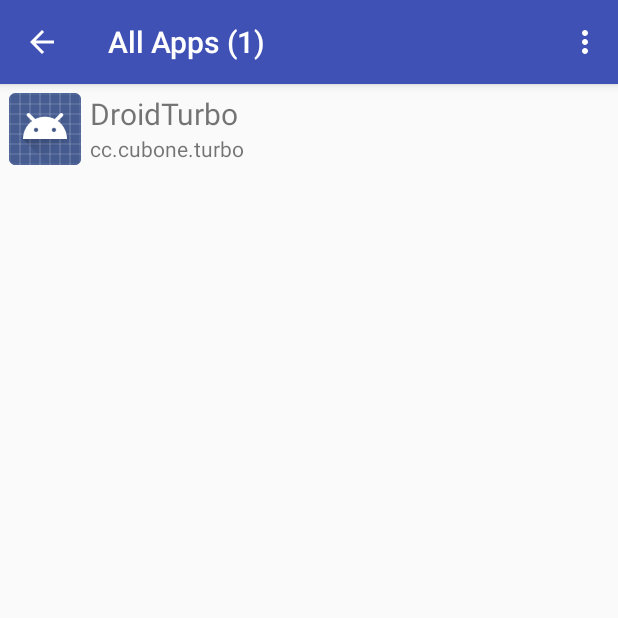
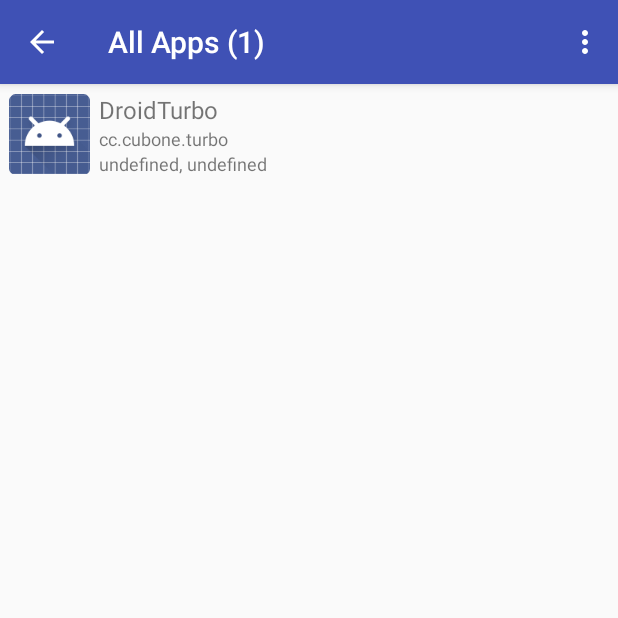
Before and after one commit to joinAero/DroidTurbo, an Android app: the AllAppsActivity screen opened directly, with no data from a screen before it, on a phone screen of 412 x 824 dp, the top half of it. Run offline under Robolectric (Android 15) with nearby library versions, the phone set to English and light mode, and no system bars.

Commit message:
add info view for app card

```diff
--- a/app/src/main/java/cc/cubone/turbo/model/AppCard.java
+++ b/app/src/main/java/cc/cubone/turbo/model/AppCard.java
@@ -6,19 +6,15 @@
 public class AppCard extends DataCard<ApplicationInfo> {
 
     public enum Type {
-        Undefined,
-        User,
-        System
+        UNDEFINED, USER, SYSTEM,
     }
 
     public enum State {
-        Undefined,
-        Dead,
-        Running
+        UNDEFINED, DEAD, RUNNING,
     }
 
-    private Type mType = Type.Undefined;
-    private State mState = State.Undefined;
+    private Type mType = Type.UNDEFINED;
+    private State mState = State.UNDEFINED;
 
     public AppCard(String title, String description, Drawable drawable, ApplicationInfo info) {
         super(title, description, drawable, info);
--- a/app/src/main/java/cc/cubone/turbo/view/AppCardRecyclerViewAdapter.java
+++ b/app/src/main/java/cc/cubone/turbo/view/AppCardRecyclerViewAdapter.java
@@ -1,5 +1,6 @@
 package cc.cubone.turbo.view;
 
+import android.annotation.SuppressLint;
 import android.support.annotation.LayoutRes;
 import android.support.annotation.NonNull;
 import android.view.View;
@@ -28,8 +29,11 @@
         bindInfo(appCard, holder.infoView);
     }
 
+    @SuppressLint("SetTextI18n")
     private void bindInfo(AppCard appCard, TextView infoView) {
         if (infoView == null) return;
+        infoView.setText(appCard.getType().name().toLowerCase()
+                + ", " + appCard.getState().name().toLowerCase());
     }
 
     public static class ViewHolder extends CardRecyclerViewAdapter.ViewHolder {
@@ -38,7 +42,7 @@
 
         public ViewHolder(View itemView) {
             super(itemView);
-            infoView = (TextView) itemView.findViewById(R.id.title);
+            infoView = (TextView) itemView.findViewById(R.id.info);
         }
     }
 }
--- a/app/src/main/res/layout/item_app.xml
+++ b/app/src/main/res/layout/item_app.xml
@@ -1,24 +1,24 @@
 <?xml version="1.0" encoding="utf-8"?>
 <GridLayout xmlns:android="http://schemas.android.com/apk/res/android"
     android:layout_width="match_parent"
-    android:layout_height="60dp"
+    android:layout_height="66dp"
     android:foreground="?android:attr/selectableItemBackground"
     android:padding="6dp"
     android:columnCount="2">
 
     <ImageView
         android:id="@+id/image"
-        android:layout_width="48dp"
-        android:layout_height="48dp"
+        android:layout_width="54dp"
+        android:layout_height="54dp"
         android:layout_gravity="center"
         android:layout_marginRight="6dp"
         android:layout_marginEnd="6dp"
-        android:layout_rowSpan="2" />
+        android:layout_rowSpan="3" />
 
     <TextView
         android:id="@+id/title"
         android:layout_gravity="fill"
-        android:textSize="20sp"
+        android:textSize="16sp"
         android:singleLine="true"
         android:ellipsize="end"
         android:text="Title" />
@@ -26,6 +26,7 @@
     <TextView
         android:id="@+id/desc"
         android:layout_gravity="fill"
+        android:textSize="12sp"
         android:singleLine="true"
         android:ellipsize="marquee"
         android:marqueeRepeatLimit="marquee_forever"
@@ -34,4 +35,17 @@
         android:scrollHorizontally="true"
         android:freezesText="true"
         android:text="Description here!" />
+
+    <TextView
+        android:id="@+id/info"
+        android:layout_gravity="fill"
+        android:textSize="12sp"
+        android:singleLine="true"
+        android:ellipsize="marquee"
+        android:marqueeRepeatLimit="marquee_forever"
+        android:focusable="true"
+        android:focusableInTouchMode="true"
+        android:scrollHorizontally="true"
+        android:freezesText="true"
+        android:text="Information here!" />
 </GridLayout>
--- a/app/src/main/res/layout/item_app_cell.xml
+++ b/app/src/main/res/layout/item_app_cell.xml
@@ -30,7 +30,7 @@
             android:layout_width="wrap_content"
             android:layout_height="wrap_content"
             android:gravity="center"
-            android:textSize="20sp"
+            android:textSize="16sp"
             android:text="Title" />
 
         <TextView
@@ -38,7 +38,16 @@
             android:layout_width="wrap_content"
             android:layout_height="wrap_content"
             android:gravity="center"
+            android:textSize="12sp"
             android:text="Description here!" />
+
+        <TextView
+            android:id="@+id/info"
+            android:layout_width="wrap_content"
+            android:layout_height="wrap_content"
+            android:gravity="center"
+            android:textSize="12sp"
+            android:text="Information here!" />
     </LinearLayout>
 
 </android.support.v7.widget.CardView>
```
